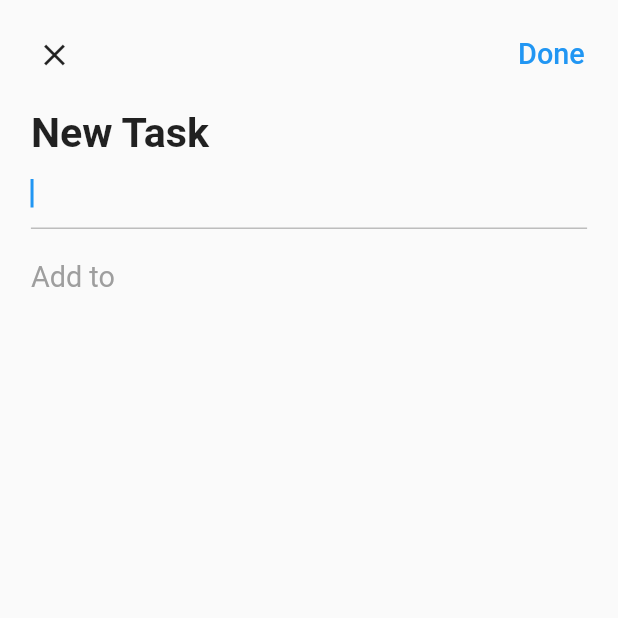
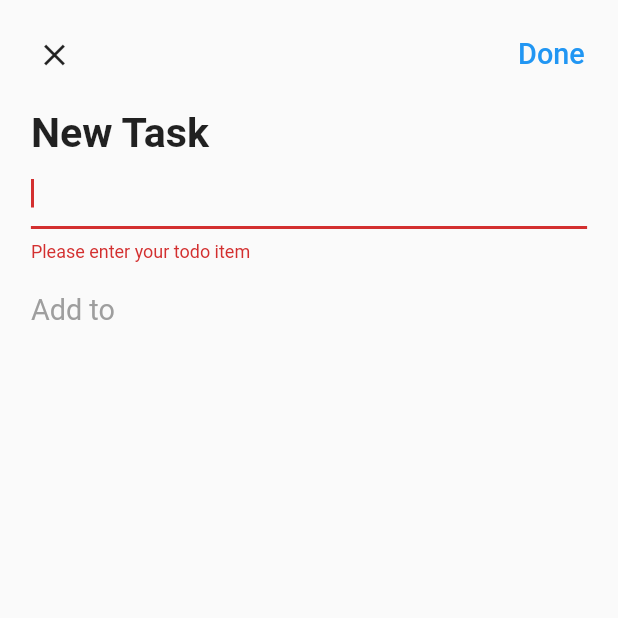
Before and after one commit to apjavier2/Flutter_todo_app_getx, a Flutter app: the AddDialog screen opened directly, after a tap on "Done", on a phone screen of 412 x 824 dp, the top half of it. Run offline on Flutter 3.47's test engine with Material 2 defaults, Android fonts, the phone set to English and light mode, and no system bars; our stand-ins replace dotted_border, equatable, flutter_easyloading, get, get_storage, step_progress_indicator; accounts and stored records are empty.

Commit message:
implement adding items to todo list under Task

```diff
--- a/lib/app/modules/home/widgets/add_dialog.dart
+++ b/lib/app/modules/home/widgets/add_dialog.dart
@@ -1,4 +1,5 @@
 import 'package:flutter/material.dart';
+import 'package:flutter_easyloading/flutter_easyloading.dart';
 import 'package:get/get.dart';
 import 'package:todo_app_getx/app/core/utils/extensions.dart';
 
@@ -32,7 +33,24 @@ class AddDialog extends StatelessWidget {
                       style: ButtonStyle(
                           overlayColor:
                               MaterialStateProperty.all(Colors.transparent)),
-                      onPressed: () {},
+                      onPressed: () {
+                        if (homeCtrl.formKey.currentState!.validate()) {
+                          if (homeCtrl.task.value == null) {
+                            EasyLoading.showError('Please select a task type');
+                          } else {
+                            var success = homeCtrl.updateTask(
+                                homeCtrl.task.value!, homeCtrl.editctrl.text);
+                            if (success) {
+                              EasyLoading.showSuccess('Todo item added!');
+                              Get.back();
+                              homeCtrl.changeTask(null);
+                            } else {
+                              EasyLoading.showError('Todo item already exist');
+                            }
+                            homeCtrl.editctrl.clear();
+                          }
+                        }
+                      },
                       child: Text('Done', style: TextStyle(fontSize: 14.0.sp)))
                 ],
               ),
```
Also changed, not shown: lib/app/modules/home/controller.dart (+23 -0 lines).
